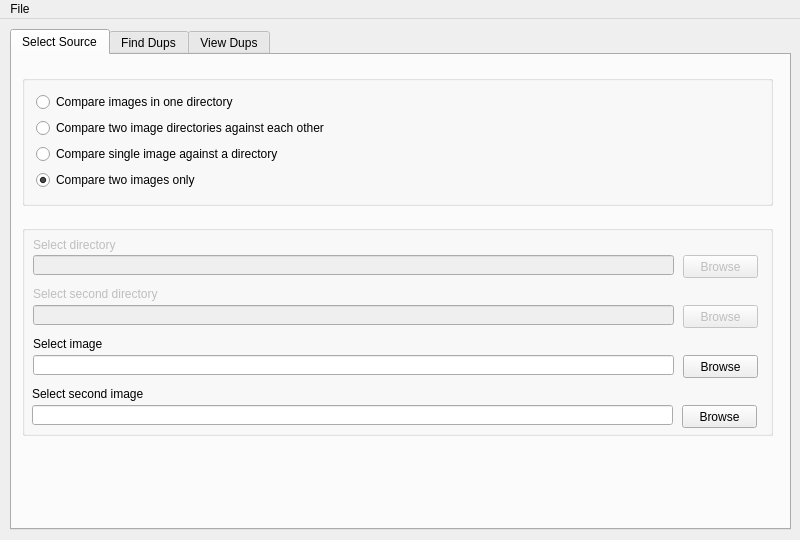
Above: qtui/ImgMatchUI.ui from akirov/ImgMatch before the change. Below: the same form after it.
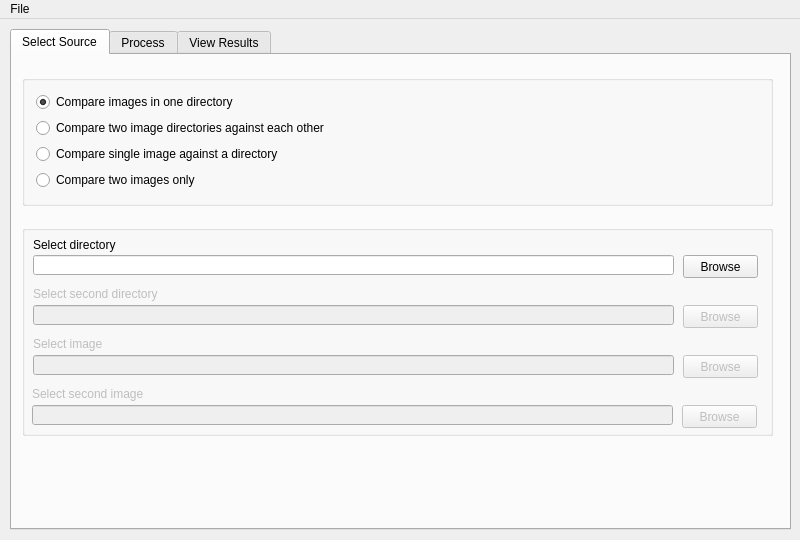
That is the form after the change.

Commit message: Cosmetic changes. DOS to UNIX text format conversion.

```diff
--- a/qtui/ImgMatchUI.ui
+++ b/qtui/ImgMatchUI.ui
@@ -60,7 +60,7 @@
       </widget>
       <widget class="QLineEdit" name="leSrcDir1">
        <property name="enabled">
-        <bool>false</bool>
+        <bool>true</bool>
        </property>
        <property name="geometry">
         <rect>
@@ -73,7 +73,7 @@
       </widget>
       <widget class="QPushButton" name="pbSrcDir1">
        <property name="enabled">
-        <bool>false</bool>
+        <bool>true</bool>
        </property>
        <property name="geometry">
         <rect>
@@ -102,7 +102,7 @@
       </widget>
       <widget class="QLineEdit" name="leSrcImg1">
        <property name="enabled">
-        <bool>true</bool>
+        <bool>false</bool>
        </property>
        <property name="geometry">
         <rect>
@@ -115,7 +115,7 @@
       </widget>
       <widget class="QPushButton" name="pbSrcImg1">
        <property name="enabled">
-        <bool>true</bool>
+        <bool>false</bool>
        </property>
        <property name="geometry">
         <rect>
@@ -131,7 +131,7 @@
       </widget>
       <widget class="QLabel" name="lbSrcDir1">
        <property name="enabled">
-        <bool>false</bool>
+        <bool>true</bool>
        </property>
        <property name="geometry">
         <rect>
@@ -169,7 +169,7 @@
       </widget>
       <widget class="QLabel" name="lbSrcImg1">
        <property name="enabled">
-        <bool>true</bool>
+        <bool>false</bool>
        </property>
        <property name="geometry">
         <rect>
@@ -188,7 +188,7 @@
       </widget>
       <widget class="QLineEdit" name="leSrcImg2">
        <property name="enabled">
-        <bool>true</bool>
+        <bool>false</bool>
        </property>
        <property name="geometry">
         <rect>
@@ -201,7 +201,7 @@
       </widget>
       <widget class="QLabel" name="lbSrcImg2">
        <property name="enabled">
-        <bool>true</bool>
+        <bool>false</bool>
        </property>
        <property name="geometry">
         <rect>
@@ -220,7 +220,7 @@
       </widget>
       <widget class="QPushButton" name="pbSrcImg2">
        <property name="enabled">
-        <bool>true</bool>
+        <bool>false</bool>
        </property>
        <property name="geometry">
         <rect>
@@ -254,7 +254,7 @@
           <string>Compare images in one directory</string>
          </property>
          <property name="checked">
-          <bool>false</bool>
+          <bool>true</bool>
          </property>
          <attribute name="buttonGroup">
           <string>buttonGroup</string>
@@ -287,7 +287,7 @@
           <string>Compare two images only</string>
          </property>
          <property name="checked">
-          <bool>true</bool>
+          <bool>false</bool>
          </property>
          <attribute name="buttonGroup">
           <string>buttonGroup</string>
@@ -302,7 +302,7 @@
       <bool>true</bool>
      </property>
      <attribute name="title">
-      <string>Find Dups</string>
+      <string>Process</string>
      </attribute>
      <widget class="QGroupBox" name="groupBox_3">
       <property name="geometry">
@@ -674,7 +674,7 @@
       <bool>false</bool>
      </property>
      <attribute name="title">
-      <string>View Dups</string>
+      <string>View Results</string>
      </attribute>
      <widget class="QPushButton" name="pbViewUp">
       <property name="geometry">
```
